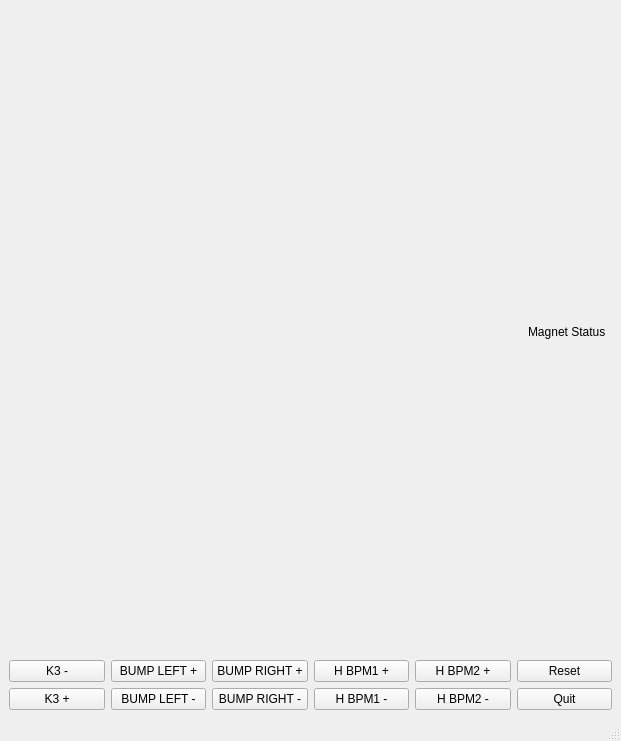
Old version of the form i10chicgui.ui in the repository DiamondLightSource/i10switching.
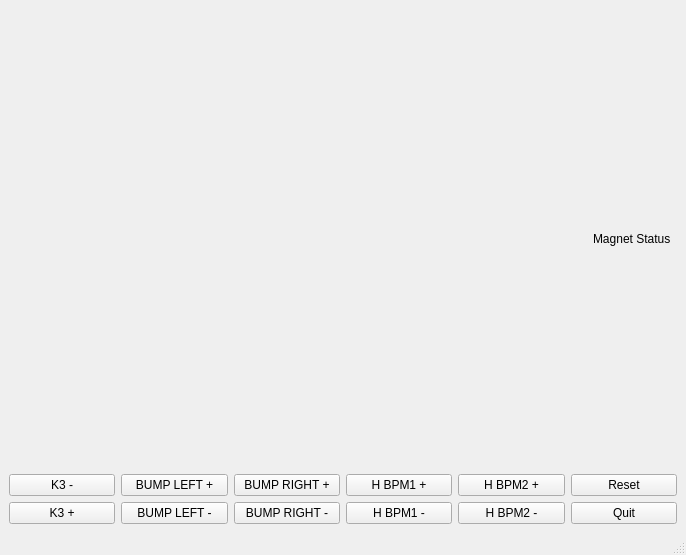
New version of the form.

```diff
--- a/i10chicgui.ui
+++ b/i10chicgui.ui
@@ -6,8 +6,8 @@
    <rect>
     <x>0</x>
     <y>0</y>
-    <width>621</width>
-    <height>741</height>
+    <width>686</width>
+    <height>555</height>
    </rect>
   </property>
   <property name="windowTitle">
```
Left out of the diff: 2 changed lines with no effect on the pictures.
